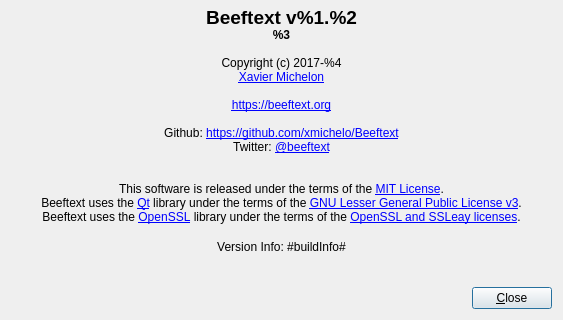
Above: Beeftext/Dialogs/AboutDialog.ui from xmichelo/Beeftext before the change; both pictures show x 0 to 563 and y 180 to 500 of the 563 by 500 pixel window. Below: the same form after it.
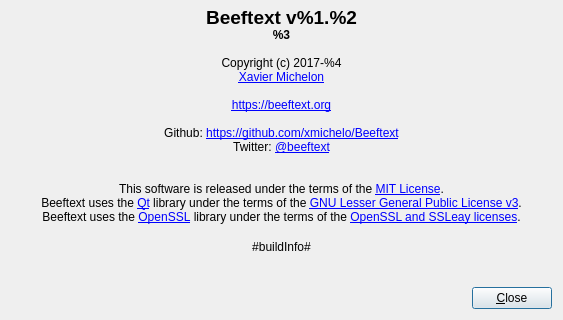
That is the form after the change. Icons and pictures are not drawn.

Commit message: Added version info for GCC.

Patch:
```diff
--- a/Beeftext/Dialogs/AboutDialog.ui
+++ b/Beeftext/Dialogs/AboutDialog.ui
@@ -150,7 +150,7 @@
    <item row="4" column="0" colspan="3">
     <widget class="QLabel" name="labelBuildInfo">
      <property name="text">
-      <string notr="true">Version Info: #buildInfo#</string>
+      <string notr="true">#buildInfo#</string>
      </property>
      <property name="alignment">
       <set>Qt::AlignCenter</set>
```
The commit also changes 4 other files.
